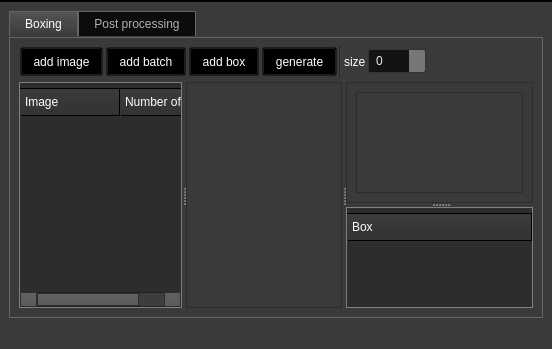
Above: app.ui from nnicknamename/ImData before the change. Below: the same form after it.
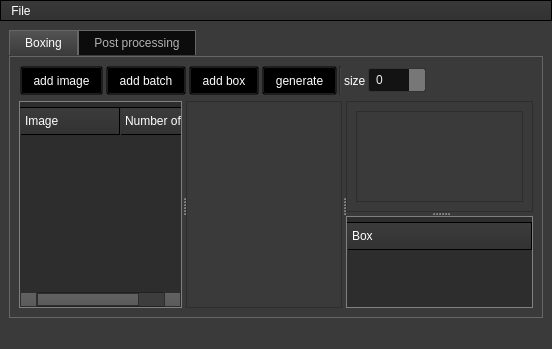
That is the form after the change. Icons and pictures are not drawn.

Diff of the .ui file:
```diff
--- a/app.ui
+++ b/app.ui
@@ -1325,6 +1325,9 @@
   </widget>
   <widget class="QStatusBar" name="statusbar"/>
   <widget class="QMenuBar" name="menubar">
+   <property name="enabled">
+    <bool>true</bool>
+   </property>
    <property name="geometry">
     <rect>
      <x>0</x>
@@ -1333,6 +1336,14 @@
      <height>24</height>
     </rect>
    </property>
+   <widget class="QMenu" name="menuFile">
+    <property name="title">
+     <string>File</string>
+    </property>
+    <addaction name="actionOpen"/>
+    <addaction name="actionSave"/>
+   </widget>
+   <addaction name="menuFile"/>
   </widget>
   <action name="addImage">
    <property name="text">
```
Left out of the diff: 44 changed lines with no effect on the pictures.
